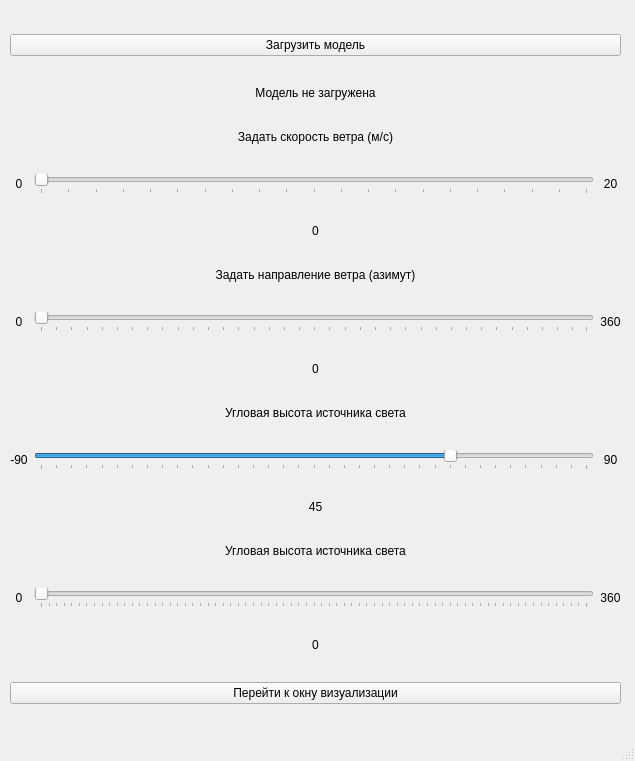
First picture: the form in inc/main_window.ui, repository PajiloyLis/BMSTU-CG-CP, before the edit.
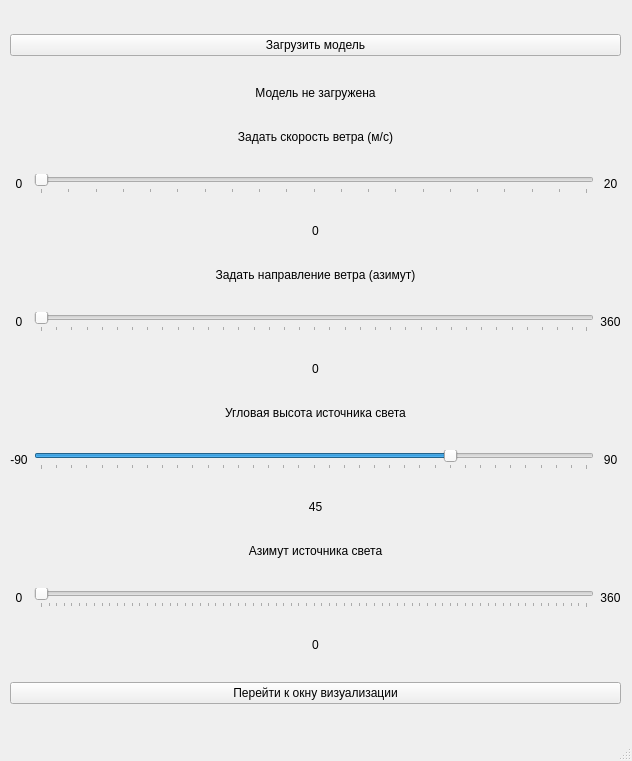
Second picture: the form after the edit.

```diff
--- a/inc/main_window.ui
+++ b/inc/main_window.ui
@@ -6,7 +6,7 @@
    <rect>
     <x>0</x>
     <y>0</y>
-    <width>635</width>
+    <width>632</width>
     <height>761</height>
    </rect>
   </property>
@@ -171,7 +171,7 @@
         </sizepolicy>
        </property>
        <property name="text">
-        <string>Угловая высота источника света</string>
+        <string>Азимут источника света</string>
        </property>
        <property name="alignment">
         <set>Qt::AlignCenter</set>
```
